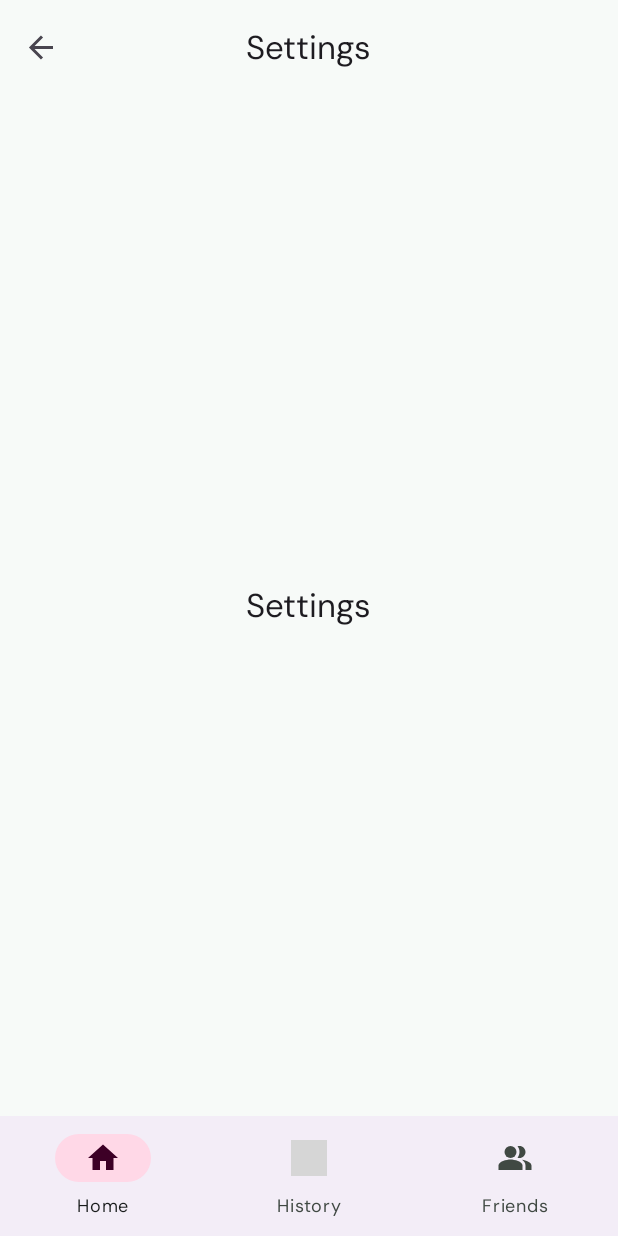
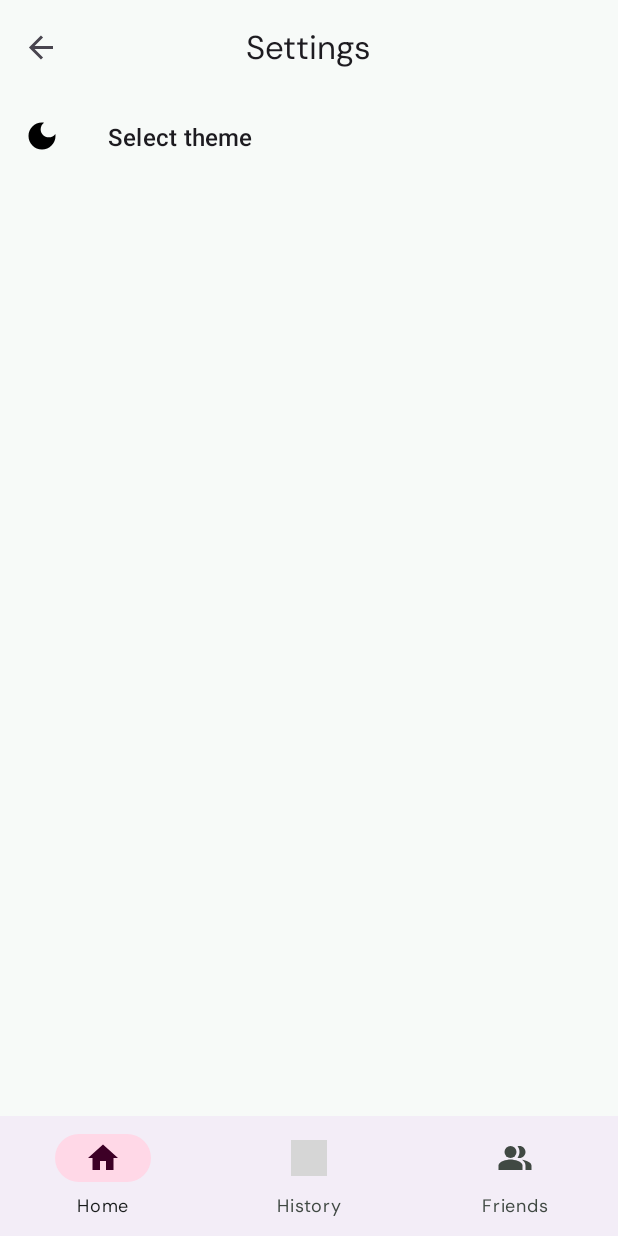
Before and after one commit to H3isenb3rg/MobileProgramming2023, an Android app: the SettingsFragment screen opened through its navigation route, on a phone screen of 412 x 824 dp. Run offline under Robolectric (Android 15) with nearby library versions, the phone set to English and light mode, and no system bars; our stand-ins replace androidx.preference, navigation-ui; grey boxes are pictures that could not be loaded.

Commit message:
Adds WIP theme selector

```diff
--- a/app/build.gradle
+++ b/app/build.gradle
@@ -53,6 +53,9 @@ dependencies {
     implementation 'androidx.navigation:navigation-dynamic-features-fragment:2.5.3'
     implementation 'androidx.drawerlayout:drawerlayout:1.2.0'
 
+    // Preference
+    implementation 'androidx.preference:preference:1.2.0'
+
     // Basic Android stuff
     implementation 'androidx.core:core-ktx:1.10.1'
     implementation 'androidx.appcompat:appcompat:1.6.1'
--- a/app/src/main/java/it/unibs/mp/horace/MainActivity.kt
+++ b/app/src/main/java/it/unibs/mp/horace/MainActivity.kt
@@ -39,6 +39,10 @@ class MainActivity : AppCompatActivity() {
 
         setUpBottomNavigation()
         setupActionBar()
+
+        // val prefs = PreferenceManager.getDefaultSharedPreferences(this)
+        // val theme = prefs.getInt("theme", AppCompatDelegate.MODE_NIGHT_NO)
+        // AppCompatDelegate.setDefaultNightMode(theme)
     }
 
     /**
--- a/app/src/main/java/it/unibs/mp/horace/SettingsFragment.kt
+++ b/app/src/main/java/it/unibs/mp/horace/SettingsFragment.kt
@@ -1,26 +1,32 @@
 package it.unibs.mp.horace
 
+import android.content.SharedPreferences
+import android.content.SharedPreferences.OnSharedPreferenceChangeListener
 import android.os.Bundle
-import android.view.LayoutInflater
-import android.view.View
-import android.view.ViewGroup
-import androidx.fragment.app.Fragment
-import it.unibs.mp.horace.databinding.FragmentSettingsBinding
+import androidx.preference.PreferenceFragmentCompat
 
-class SettingsFragment : Fragment() {
-    private var _binding: FragmentSettingsBinding? = null
-    private val binding get() = _binding!!
-
-    override fun onCreateView(
-        inflater: LayoutInflater, container: ViewGroup?,
-        savedInstanceState: Bundle?
-    ): View {
-        _binding = FragmentSettingsBinding.inflate(inflater, container, false)
-        return binding.root
-        // Inflate the layout for this fragment
+class SettingsFragment : PreferenceFragmentCompat(), OnSharedPreferenceChangeListener {
+    override fun onCreatePreferences(savedInstanceState: Bundle?, rootKey: String?) {
+        setPreferencesFromResource(R.xml.preferences, rootKey)
     }
 
-    override fun onViewCreated(view: View, savedInstanceState: Bundle?) {
-        (requireActivity() as MainActivity).setupToolbar(binding.topBarContainer.topAppBar)
+    override fun onSharedPreferenceChanged(sharedPreferences: SharedPreferences, key: String) {
+        // if (key == "theme") {
+        // val newTheme =
+        //     sharedPreferences.getInt("theme", AppCompatDelegate.MODE_NIGHT_FOLLOW_SYSTEM)
+        // AppCompatDelegate.setDefaultNightMode(newTheme)
+        // }
+    }
+
+    override fun onResume() {
+        super.onResume()
+        preferenceScreen.sharedPreferences
+            ?.registerOnSharedPreferenceChangeListener(this)
+    }
+
+    override fun onPause() {
+        super.onPause()
+        preferenceScreen.sharedPreferences
+            ?.unregisterOnSharedPreferenceChangeListener(this)
     }
 }
--- a/app/src/main/java/it/unibs/mp/horace/TopLevelFragment.kt
+++ b/app/src/main/java/it/unibs/mp/horace/TopLevelFragment.kt
@@ -17,7 +17,7 @@ abstract class TopLevelFragment : Fragment() {
         val menuHost: MenuHost = requireActivity()
         menuHost.addMenuProvider(object : MenuProvider {
             override fun onCreateMenu(menu: Menu, menuInflater: MenuInflater) {
-                menuInflater.inflate(R.menu.top_level_top_menu, menu)
+                menuInflater.inflate(R.menu.top_level_app_menu, menu)
             }
 
             override fun onMenuItemSelected(menuItem: MenuItem): Boolean {
--- /dev/null
+++ b/app/src/main/res/drawable/baseline_dark_mode_24.xml
@@ -0,0 +1,10 @@
+<vector xmlns:android="http://schemas.android.com/apk/res/android"
+    android:width="24dp"
+    android:height="24dp"
+    android:tint="#000000"
+    android:viewportWidth="24"
+    android:viewportHeight="24">
+    <path
+        android:fillColor="@android:color/white"
+        android:pathData="M12,3c-4.97,0 -9,4.03 -9,9s4.03,9 9,9s9,-4.03 9,-9c0,-0.46 -0.04,-0.92 -0.1,-1.36c-0.98,1.37 -2.58,2.26 -4.4,2.26c-2.98,0 -5.4,-2.42 -5.4,-5.4c0,-1.81 0.89,-3.42 2.26,-4.4C12.92,3.04 12.46,3 12,3L12,3z" />
+</vector>
--- a/app/src/main/res/menu/nested_top_menu.xml
+++ /dev/null
@@ -1,4 +0,0 @@
-<?xml version="1.0" encoding="utf-8"?>
-<menu>
-
-</menu>
--- a/app/src/main/res/values/strings.xml
+++ b/app/src/main/res/values/strings.xml
@@ -28,4 +28,16 @@
     <!-- TODO: Remove or change this placeholder text -->
     <string name="hello_blank_fragment">Hello blank fragment</string>
     <string name="content_description_settings">Navigate to settings</string>
+
+    <string-array name="listThemeNames">
+        <item>Follow device theme</item>
+        <item>Light</item>
+        <item>Dark</item>
+    </string-array>
+
+    <string-array name="listThemeValues">
+        <item>-1</item>
+        <item>1</item>
+        <item>2</item>
+    </string-array>
 </resources>
--- a/app/src/main/res/values/themes.xml
+++ b/app/src/main/res/values/themes.xml
@@ -1,5 +1,5 @@
 <resources>
-    <style name="AppTheme" parent="Theme.Material3.Light.NoActionBar">
+    <style name="AppTheme" parent="Theme.Material3.DayNight.NoActionBar">
         <!-- Make status bar transparent -->
         <item name="android:statusBarColor">@android:color/transparent</item>
         <item name="android:windowLightStatusBar">true</item>
--- /dev/null
+++ b/app/src/main/res/xml/preferences.xml
@@ -0,0 +1,12 @@
+<?xml version="1.0" encoding="utf-8"?>
+<PreferenceScreen xmlns:android="http://schemas.android.com/apk/res/android">
+
+    <ListPreference
+        android:defaultValue="-1"
+        android:entries="@array/listThemeNames"
+        android:entryValues="@array/listThemeValues"
+        android:icon="@drawable/baseline_dark_mode_24"
+        android:key="theme"
+        android:title="Select theme" />
+
+</PreferenceScreen>
```
Also changed, not shown: app/src/main/res/menu/top_level_app_menu.xml (renamed from app/src/main/res/menu/top_level_top_menu.xml).
